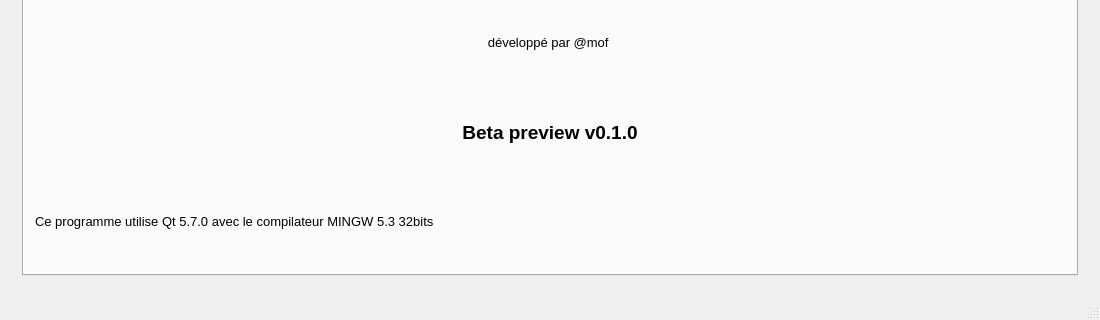
Above: Doger/mainwindow.ui from amof/Doger before the change; both pictures show x 0 to 1100 and y 429 to 749 of the 1100 by 749 pixel window. Below: the same form after it.
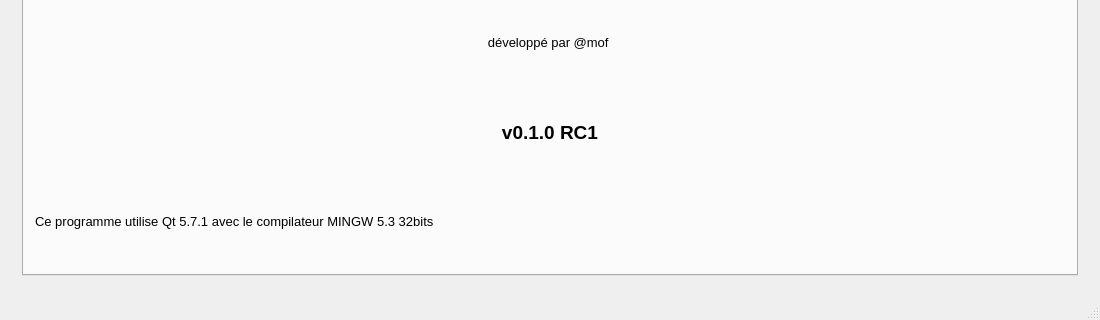
That is the form after the change. The open tabs and pages were chosen to show the change. Icons and pictures are not drawn. Custom widgets are drawn as their Qt base class.

Commit message: Add a message in status bar when the configuration is changed Add a check condition to delete a list

Patch:
```diff
--- a/Doger/mainwindow.ui
+++ b/Doger/mainwindow.ui
@@ -2269,7 +2269,7 @@
                </font>
               </property>
               <property name="text">
-               <string>Beta preview v0.1.0</string>
+               <string>v0.1.0 RC1</string>
               </property>
               <property name="alignment">
                <set>Qt::AlignCenter</set>
@@ -2284,7 +2284,7 @@
                </font>
               </property>
               <property name="text">
-               <string>Ce programme utilise Qt 5.7.0 avec le compilateur MINGW 5.3 32bits</string>
+               <string>Ce programme utilise Qt 5.7.1 avec le compilateur MINGW 5.3 32bits</string>
               </property>
              </widget>
             </item>
```
Left out of the diff: 8 changed lines with no effect on the pictures. The commit also changes 1 other file.
